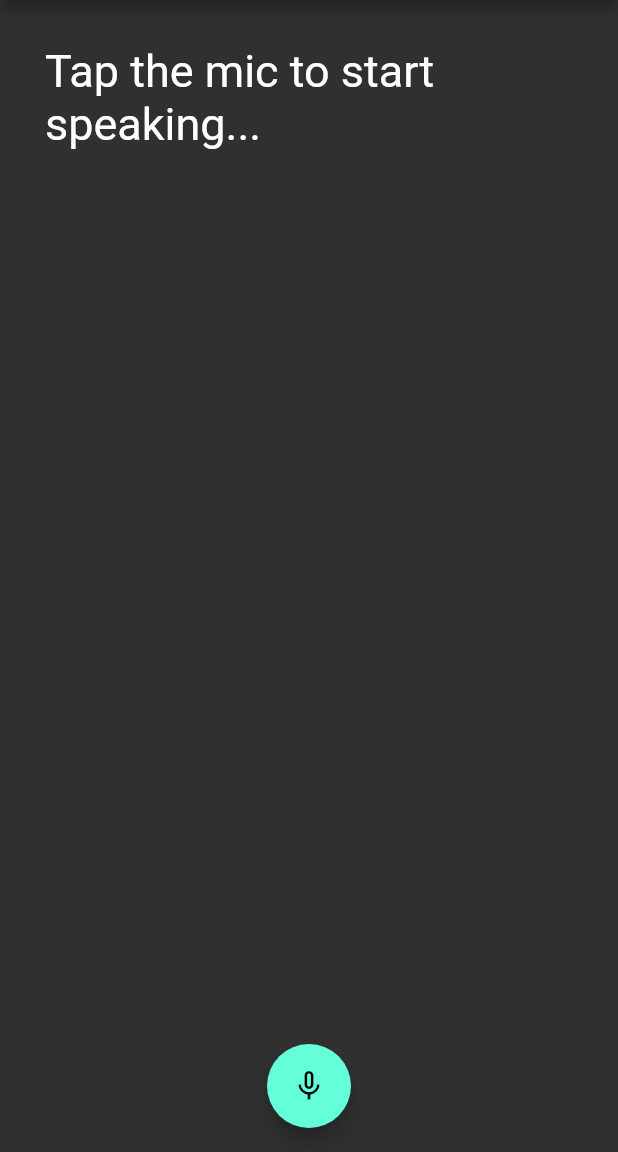
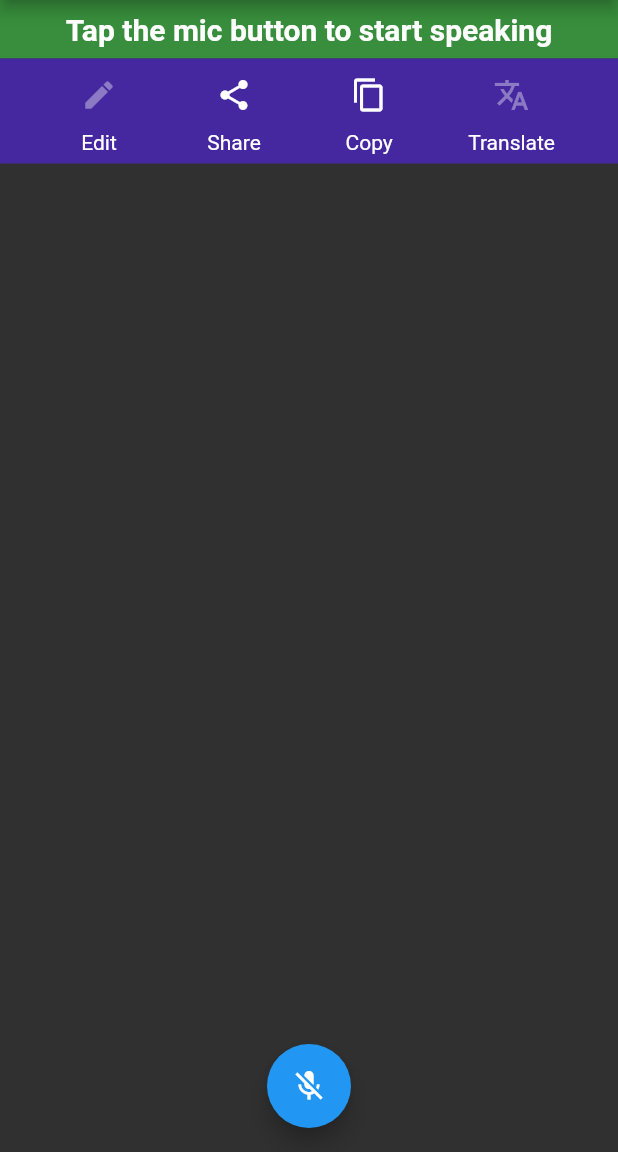
Before and after one commit to oluwatbi/Voice-To-Speech, a Flutter app: the screen it shows after launch, on a phone screen of 412 x 824 dp, the part 84-1236 px from its top. Run offline on Flutter 3.47's test engine with Material 2 defaults, Android fonts, the phone set to English and light mode, and no system bars; drawn by our look-alikes of sticky_headers; our stand-ins replace share, speech_to_text.

Commit message:
Add functionality to share and copy text

```diff
--- a/lib/main.dart
+++ b/lib/main.dart
@@ -12,8 +12,10 @@ class MyApp extends StatelessWidget {
       debugShowCheckedModeBanner: false,
       title: 'Voice to Text',
       theme: ThemeData(
-        brightness: Brightness.dark,
-      ),
+          brightness: Brightness.dark,
+          floatingActionButtonTheme: FloatingActionButtonThemeData(
+            backgroundColor: Colors.blue,
+          )),
       home: VttScreen(),
     );
   }
--- a/lib/pages/vtt_page.dart
+++ b/lib/pages/vtt_page.dart
@@ -1,6 +1,9 @@
 import 'package:flutter/material.dart';
+import 'package:flutter/services.dart';
 import 'package:speech_to_text/speech_to_text.dart';
 import 'about.dart';
+import 'package:share/share.dart';
+import 'package:sticky_headers/sticky_headers.dart';
 
 class VttScreen extends StatefulWidget {
   @override
@@ -10,8 +13,9 @@ class VttScreen extends StatefulWidget {
 class _VttScreenState extends State<VttScreen> {
   SpeechToText _speak;
   bool _isSpeaking = false;
-  String _words = 'Tap the mic to start speaking...';
+  String _words = '';
 
+// function to handle the Speech to text functionality
   void _listen() async {
     if (_isSpeaking == false) {
       bool isReady = await _speak.initialize(
@@ -30,6 +34,23 @@ class _VttScreenState extends State<VttScreen> {
     } else {
       setState(() => _isSpeaking = false);
       _speak.stop();
+    }
+  }
+
+  void _share() {
+    final String _isWords = _words;
+    if (_isWords.isEmpty) {
+      print(" cannot share empty text");
+    } else {
+      Share.share(_words);
+    }
+  }
+
+  void _copy() {
+    if (_words.isEmpty) {
+      print('cannot copy empty word');
+    } else {
+      Clipboard.setData(ClipboardData(text: _words));
     }
   }
 
@@ -81,16 +102,75 @@ class _VttScreenState extends State<VttScreen> {
       ),
       body: SingleChildScrollView(
           reverse: true,
-          child: Container(
+          child: Column(
+            children: [
+              Container(
+                alignment: Alignment.center,
+                padding: EdgeInsets.all(8.0),
+                color: Colors.green[700],
+                child: Text(
+                  'Tap the mic button to start speaking',
+                  style: TextStyle(
+                    fontSize: 20.0,
+                    fontWeight: FontWeight.bold,
+                  ),
+                ),
+              ),
+              StickyHeader(
+                header: Container(
+                  height: 70.0,
+                  width: 500.0,
+                  color: Colors.deepPurple[800],
+                  child: Row(
+                    mainAxisAlignment: MainAxisAlignment.spaceEvenly,
+                    children: [
+                      Column(
+                        crossAxisAlignment: CrossAxisAlignment.center,
+                        children: [
+                          IconButton(onPressed: null, icon: Icon(Icons.edit)),
+                          Text('Edit'),
+                        ],
+                      ),
+                      Column(
+                        crossAxisAlignment: CrossAxisAlignment.center,
+                        children: [
+                          IconButton(
+                              onPressed: _share, icon: Icon(Icons.share)),
+                          Text('Share'),
+                        ],
+                      ),
+                      Column(
+                        crossAxisAlignment: CrossAxisAlignment.center,
+                        children: [
+                          IconButton(
+                              onPressed: _copy, icon: Icon(Icons.content_copy)),
+                          Text('Copy'),
+                        ],
+                      ),
+                      Column(
+                        crossAxisAlignment: CrossAxisAlignment.center,
+                        children: [
+                          IconButton(
+                              onPressed: null, icon: Icon(Icons.translate)),
+                          Text('Translate'),
+                        ],
+                      ),
+                    ],
+                  ),
+                ),
+                content: Container(
                   padding: EdgeInsets.all(30.0),
                   child: Center(
-              child: Text(
+                    child: SelectableText(
                       _words,
                       style: TextStyle(
                         fontSize: 30.0,
                       ),
                     ),
                   ),
+                ),
+              ),
+            ],
           )),
 
       //Mic Function
@@ -98,7 +178,10 @@ class _VttScreenState extends State<VttScreen> {
       floatingActionButtonLocation: FloatingActionButtonLocation.centerFloat,
       floatingActionButton: FloatingActionButton(
         onPressed: _listen,
-        child: Icon(_isSpeaking ? Icons.mic : Icons.mic_none),
+        child: Icon(
+          _isSpeaking ? Icons.mic : Icons.mic_off,
+          color: Colors.white,
+        ),
       ),
     );
   }
--- a/pubspec.yaml
+++ b/pubspec.yaml
@@ -24,6 +24,8 @@ dependencies:
   flutter:
     sdk: flutter
   speech_to_text:
+  share: ^0.6.4+3
+  sticky_headers: "^0.1.8"
 
 
   # The following adds the Cupertino Icons font to your application.
```
Also changed, not shown: 2 other files. Lines whose indentation alone changed are shown as unchanged.
